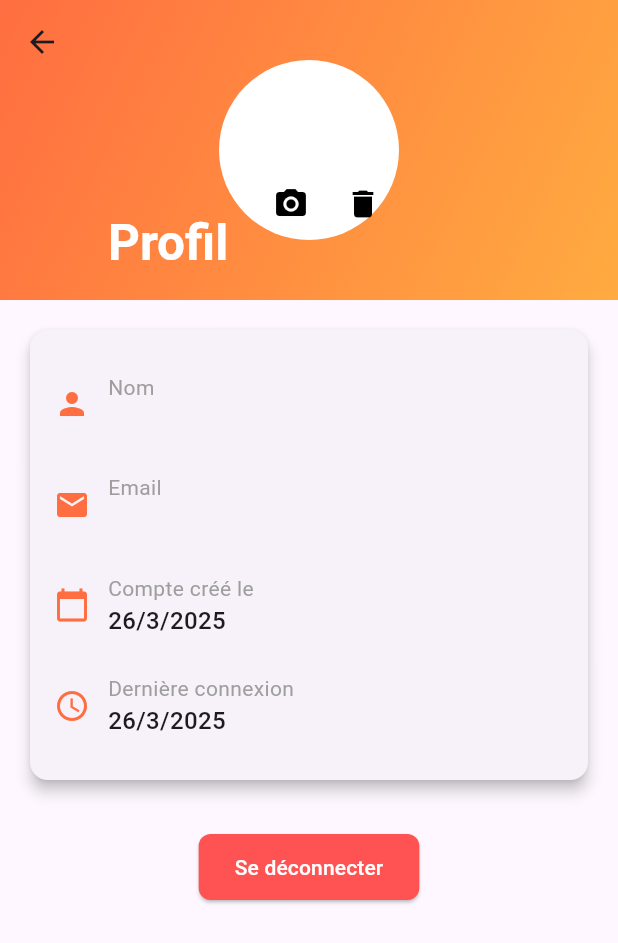
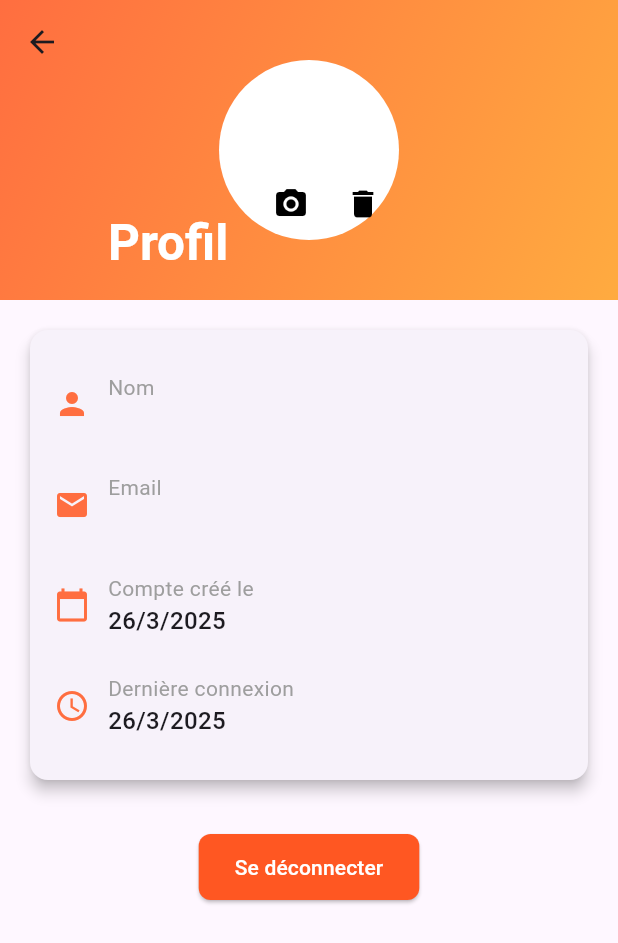
Before and after one commit to Honorine684/flutterDay05, a Flutter app: the ProfilePage screen opened directly, on a phone screen of 412 x 824 dp. Shown: the top 943 px of the screen. Run offline on Flutter 3.47's test engine with Material 3 defaults, Android fonts, the phone set to English and light mode, and no system bars; our stand-ins replace cloud_firestore, curved_navigation_bar, firebase_auth, firebase_core, flutter_image_compress, google_sign_in and 1 more; accounts and stored records are empty.

Commit message:
amélioration de la page profil

```diff
--- a/houeffa_log/lib/ui/profil.dart
+++ b/houeffa_log/lib/ui/profil.dart
@@ -234,7 +234,7 @@ class _ProfilePageState extends State<ProfilePage> {
                               onPressed: () => _signOut(context),
                               style: ElevatedButton.styleFrom(
                                 padding: const EdgeInsets.symmetric(vertical: 12, horizontal: 24),
-                                backgroundColor: Colors.redAccent,
+                                backgroundColor: Colors.deepOrange,
                                 foregroundColor: Colors.white,
                                 shape: RoundedRectangleBorder(
                                   borderRadius: BorderRadius.circular(8),
```
